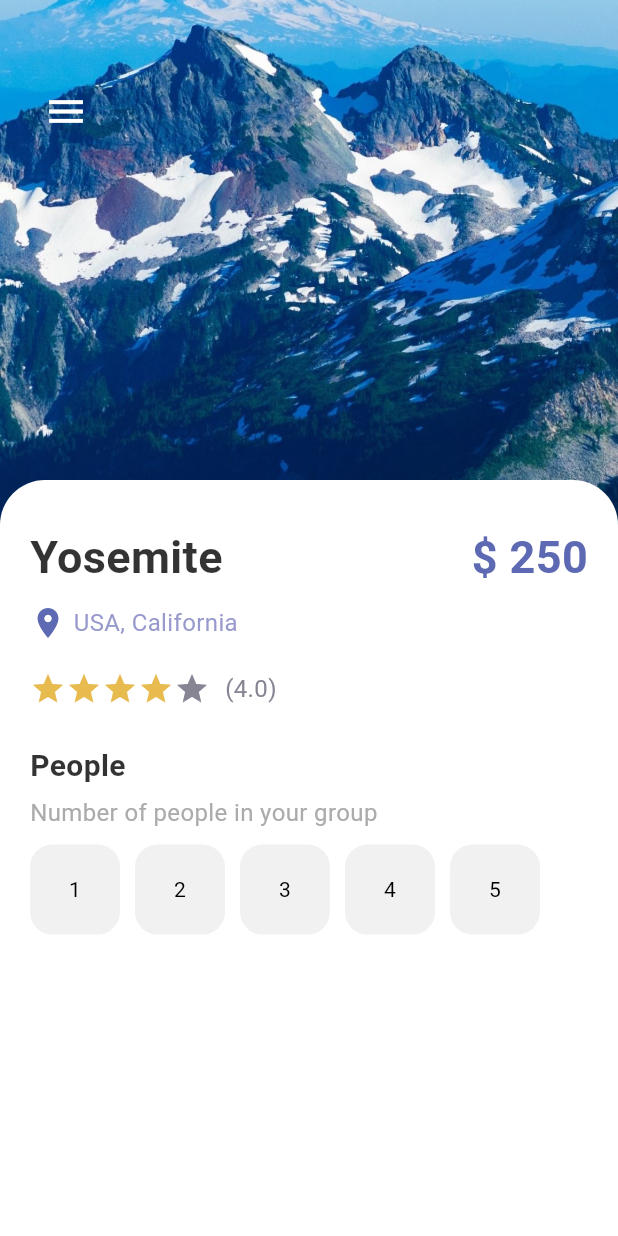
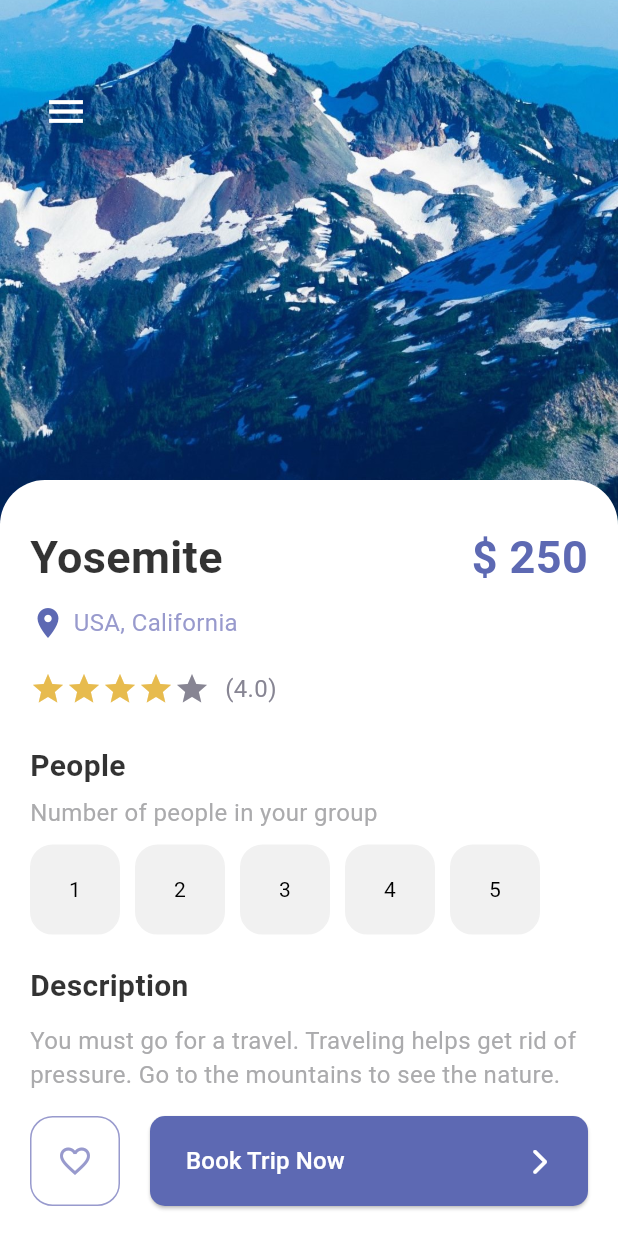
Before and after one commit to MahmoudAboHebil/travel_app_flutter, a Flutter app: the screen it shows after launch, on a phone screen of 412 x 824 dp. Run offline on Flutter 3.47's test engine with Material 3 defaults, Android fonts, the phone set to English and light mode, and no system bars; our stand-ins replace font_awesome_flutter.

Commit message:
content of detail page is completed

```diff
--- a/lib/pages/detail_page.dart
+++ b/lib/pages/detail_page.dart
@@ -4,6 +4,7 @@ import 'package:travel_app_flutter/constants/app_colors.dart';
 import 'package:travel_app_flutter/widgets/app_button.dart';
 import 'package:travel_app_flutter/widgets/app_large_text.dart';
 import 'package:travel_app_flutter/widgets/app_text.dart';
+import 'package:travel_app_flutter/widgets/responsive_button.dart';
 
 class DetailPage extends StatefulWidget {
   @override
@@ -176,9 +177,48 @@ class _DetailPageState extends State<DetailPage> {
                           ),
                         );
                       }),
-                    )
+                    ),
+                    SizedBox(
+                      height: 20,
+                    ),
+                    AppLargeText(
+                      text: 'Description',
+                      color: Colors.black.withOpacity(0.8),
+                      size: 20,
+                    ),
+                    SizedBox(
+                      height: 10,
+                    ),
+                    AppText(
+                      text:
+                          'You must go for a travel. Traveling helps get rid of pressure. Go to the mountains to see the nature.',
+                      color: AppColors.mainTextColor,
+                    ),
                   ],
                 ),
+              ),
+            ),
+            Positioned(
+              bottom: 20,
+              left: 20,
+              right: 20,
+              child: Row(
+                children: [
+                  AppButton(
+                    size: 60,
+                    backgroundColor: Colors.white,
+                    borderColor: AppColors.textColor1,
+                    color: AppColors.textColor1,
+                    isIcon: true,
+                    icon: Icons.favorite_border,
+                  ),
+                  SizedBox(
+                    width: 20,
+                  ),
+                  ResponsiveButton(
+                    isResponsive: true,
+                  )
+                ],
               ),
             ),
           ],
--- a/lib/widgets/responsive_button.dart
+++ b/lib/widgets/responsive_button.dart
@@ -2,14 +2,17 @@ import 'package:flutter/cupertino.dart';
 import 'package:flutter/material.dart';
 import 'package:travel_app_flutter/constants/app_colors.dart';
 import 'package:font_awesome_flutter/font_awesome_flutter.dart';
+import 'package:travel_app_flutter/widgets/app_text.dart';
 
 class ResponsiveButton extends StatelessWidget {
   double? width;
-  ResponsiveButton({this.width});
+  bool isResponsive;
+  ResponsiveButton({this.width, this.isResponsive = false});
   @override
   Widget build(BuildContext context) {
-    return SizedBox(
-      height: 40,
+    return Flexible(
+      child: SizedBox(
+        height: 60,
         width: width,
         child: ElevatedButton(
           style: ButtonStyle(
@@ -18,8 +21,16 @@ class ResponsiveButton extends StatelessWidget {
               backgroundColor: MaterialStatePropertyAll(AppColors.mainColor)),
           onPressed: () {},
           child: Row(
-          mainAxisAlignment: MainAxisAlignment.center,
+            mainAxisAlignment: isResponsive
+                ? MainAxisAlignment.spaceBetween
+                : MainAxisAlignment.center,
             children: [
+              isResponsive
+                  ? AppText(
+                      text: 'Book Trip Now',
+                      color: Colors.white,
+                    )
+                  : Container(),
               Icon(
                 FontAwesomeIcons.chevronRight,
                 color: CupertinoColors.white,
@@ -27,6 +38,7 @@ class ResponsiveButton extends StatelessWidget {
             ],
           ),
         ),
+      ),
     );
   }
 }
```
Lines whose indentation alone changed are shown as unchanged.
